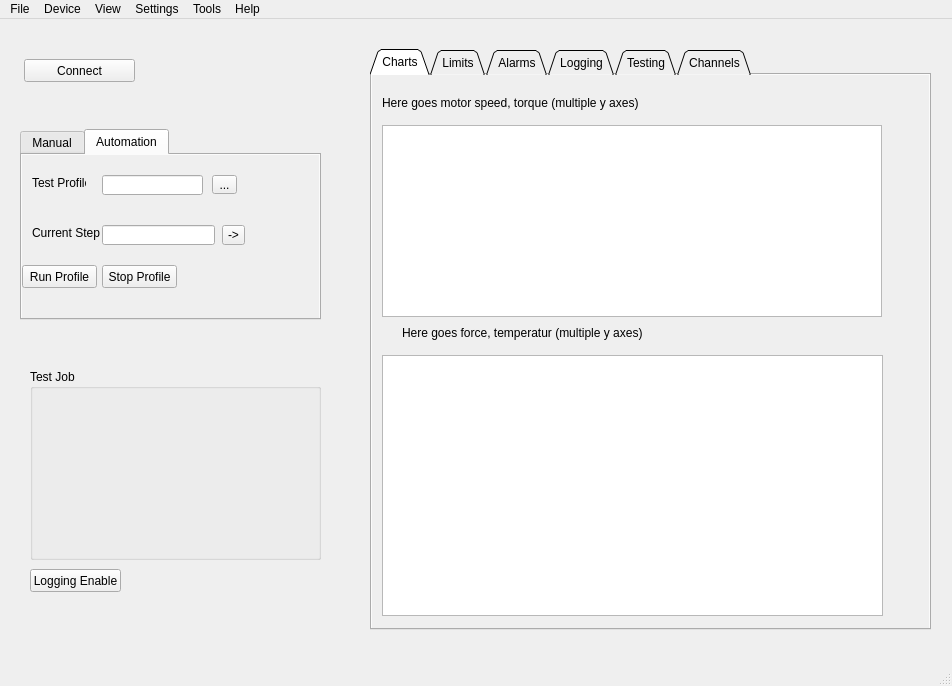
This is code/client/mainwindow.ui in ngocminhdao88/Zylinderkopfpruefstand as Qt 5 draws it before an edit. The edited form follows.
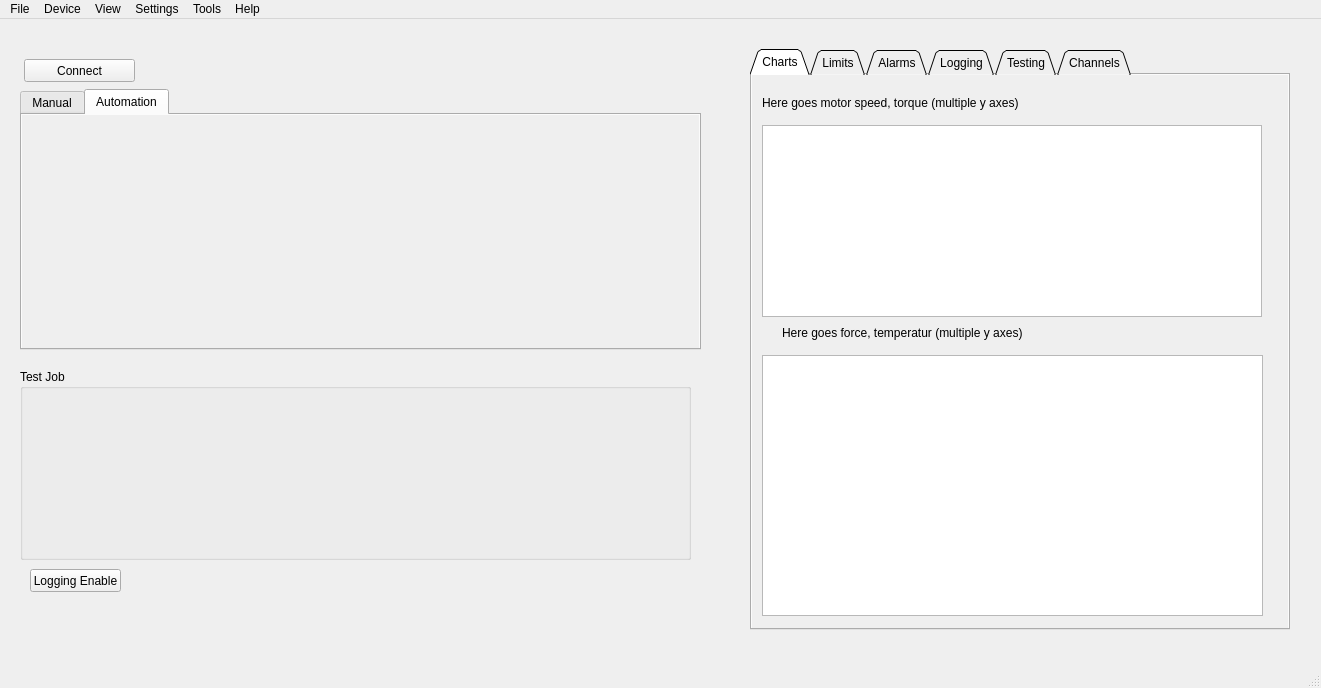
This is the edited form. The open tabs and pages were chosen to show the change. Icons and pictures are not drawn. Custom widgets are drawn as their Qt base class.

Commit message: Added a model for test profile. Added a gui for test sequencer

```diff
--- a/code/client/mainwindow.ui
+++ b/code/client/mainwindow.ui
@@ -6,8 +6,8 @@
    <rect>
     <x>0</x>
     <y>0</y>
-    <width>952</width>
-    <height>686</height>
+    <width>1321</width>
+    <height>688</height>
    </rect>
   </property>
   <property name="windowTitle">
@@ -33,9 +33,9 @@
    <widget class="QTabWidget" name="tabWidget">
     <property name="geometry">
      <rect>
-      <x>370</x>
+      <x>750</x>
       <y>30</y>
-      <width>561</width>
+      <width>540</width>
       <height>581</height>
      </rect>
     </property>
@@ -380,9 +380,9 @@
     <property name="geometry">
      <rect>
       <x>20</x>
-      <y>110</y>
-      <width>301</width>
-      <height>191</height>
+      <y>70</y>
+      <width>681</width>
+      <height>261</height>
      </rect>
     </property>
     <property name="autoFillBackground">
@@ -422,120 +422,14 @@
      <attribute name="title">
       <string>Automation</string>
      </attribute>
-     <widget class="QToolButton" name="testProfileButton">
+     <widget class="TestSequencer" name="testSequencer" native="true">
       <property name="geometry">
        <rect>
-        <x>190</x>
-        <y>20</y>
-        <width>25</width>
-        <height>19</height>
-       </rect>
-      </property>
-      <property name="toolTip">
-       <string>Choose profile</string>
-      </property>
-      <property name="text">
-       <string>...</string>
-      </property>
-     </widget>
-     <widget class="QLabel" name="label_9">
-      <property name="geometry">
-       <rect>
         <x>10</x>
-        <y>20</y>
-        <width>54</width>
-        <height>16</height>
+        <y>10</y>
+        <width>651</width>
+        <height>221</height>
        </rect>
-      </property>
-      <property name="text">
-       <string>Test Profile</string>
-      </property>
-     </widget>
-     <widget class="QLineEdit" name="testProfileEdit">
-      <property name="geometry">
-       <rect>
-        <x>80</x>
-        <y>20</y>
-        <width>101</width>
-        <height>20</height>
-       </rect>
-      </property>
-      <property name="readOnly">
-       <bool>true</bool>
-      </property>
-     </widget>
-     <widget class="QLineEdit" name="commandDescriptionEdit">
-      <property name="geometry">
-       <rect>
-        <x>80</x>
-        <y>70</y>
-        <width>113</width>
-        <height>20</height>
-       </rect>
-      </property>
-      <property name="readOnly">
-       <bool>true</bool>
-      </property>
-     </widget>
-     <widget class="QLabel" name="label_12">
-      <property name="geometry">
-       <rect>
-        <x>10</x>
-        <y>70</y>
-        <width>71</width>
-        <height>16</height>
-       </rect>
-      </property>
-      <property name="text">
-       <string>Current Step</string>
-      </property>
-     </widget>
-     <widget class="QPushButton" name="runProfileButton">
-      <property name="geometry">
-       <rect>
-        <x>0</x>
-        <y>110</y>
-        <width>75</width>
-        <height>23</height>
-       </rect>
-      </property>
-      <property name="toolTip">
-       <string>Start test profile</string>
-      </property>
-      <property name="text">
-       <string>Run Profile</string>
-      </property>
-     </widget>
-     <widget class="QPushButton" name="stopProfileButton">
-      <property name="geometry">
-       <rect>
-        <x>80</x>
-        <y>110</y>
-        <width>75</width>
-        <height>23</height>
-       </rect>
-      </property>
-      <property name="toolTip">
-       <string>Stop test profile</string>
-      </property>
-      <property name="text">
-       <string>Stop Profile</string>
-      </property>
-     </widget>
-     <widget class="QToolButton" name="nextCommandButton">
-      <property name="geometry">
-       <rect>
-        <x>200</x>
-        <y>70</y>
-        <width>23</width>
-        <height>20</height>
-       </rect>
-      </property>
-      <property name="toolTip">
-       <string>Next step</string>
-      </property>
-      <property name="text">
-       <string>-&gt;</string>
       </property>
      </widget>
     </widget>
@@ -543,9 +437,9 @@
    <widget class="QGroupBox" name="groupBox">
     <property name="geometry">
      <rect>
-      <x>30</x>
+      <x>20</x>
       <y>350</y>
-      <width>291</width>
+      <width>671</width>
       <height>191</height>
      </rect>
     </property>
@@ -557,7 +451,7 @@
       <rect>
        <x>10</x>
        <y>20</y>
-       <width>271</width>
+       <width>641</width>
        <height>161</height>
       </rect>
      </property>
@@ -585,7 +479,7 @@
     <rect>
      <x>0</x>
      <y>0</y>
-     <width>952</width>
+     <width>1321</width>
      <height>22</height>
     </rect>
    </property>
@@ -746,6 +640,12 @@
    <header>jobeditor.h</header>
    <container>1</container>
   </customwidget>
+  <customwidget>
+   <class>TestSequencer</class>
+   <extends>QWidget</extends>
+   <header>testsequencer.h</header>
+   <container>1</container>
+  </customwidget>
  </customwidgets>
  <resources>
   <include location="resource.qrc"/>
```
Left out of the diff: 6 changed lines with no effect on the pictures. The commit also changes 111 other files.
